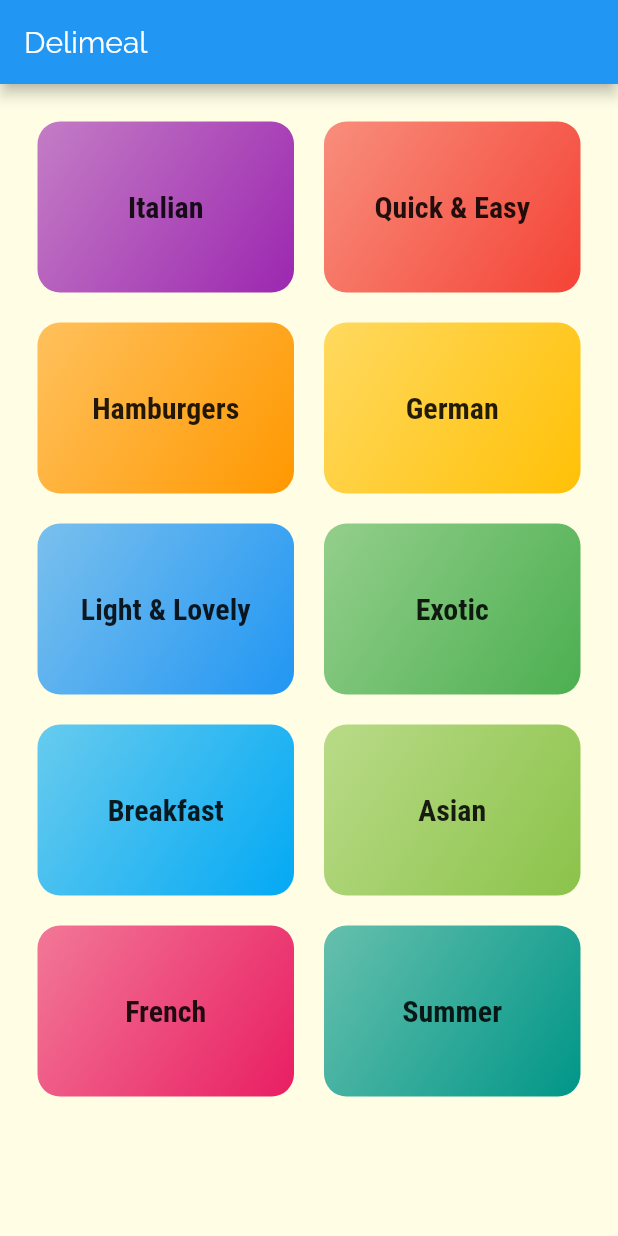
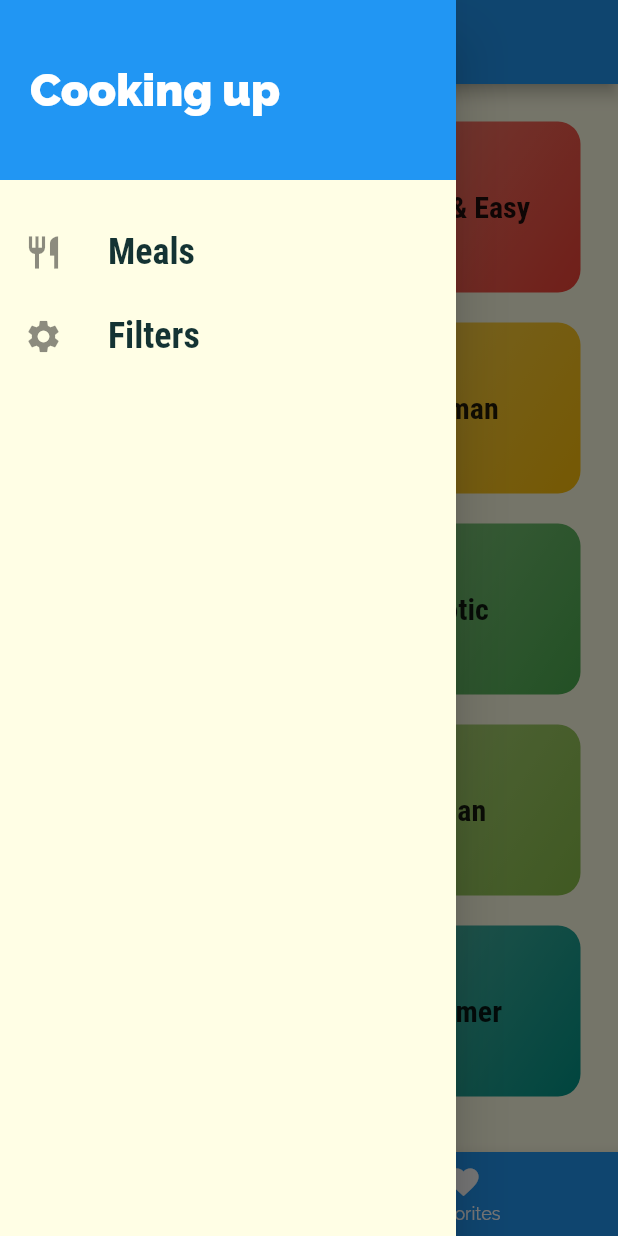
Before and after one commit to gabrielmoreira-dev/flutter-app-2, a Flutter app: the screen it shows after launch, with the side drawer open (before the commit the screen has no drawer), on a phone screen of 412 x 824 dp. Run offline on Flutter 3.47's test engine with Material 2 defaults, Android fonts, the phone set to English and light mode, and no system bars.

Commit message:
Added some features

```diff
--- a/lib/main.dart
+++ b/lib/main.dart
@@ -1,12 +1,63 @@
+import 'package:app2_meals/data/dummy-data.dart';
+import 'package:app2_meals/model/meal.dart';
+import 'package:app2_meals/view/screens/filters_screen.dart';
+import 'package:app2_meals/view/screens/tabs_screen.dart';
+import 'package:flutter/material.dart';
+
 import 'package:app2_meals/view/screens/categories_screen.dart';
 import 'package:app2_meals/view/screens/category_meals_screen.dart';
-import 'package:flutter/material.dart';
+import 'package:app2_meals/view/screens/meal_detail_screen.dart';
 
 void main() {
   runApp(Meals());
 }
 
-class Meals extends StatelessWidget {
+class Meals extends StatefulWidget {
+  @override
+  _MealsState createState() => _MealsState();
+}
+
+class _MealsState extends State<Meals> {
+  Map<String, bool> _filters = {
+    'glutenFree': false,
+    'vegetarian': false,
+    'vegan': false,
+    'lactoseFree': false,
+  };
+
+  List<Meal> _availableMeals = DUMMY_MEALS;
+  List<Meal> _favoriteMeals = [];
+
+  void _setFilters(Map<String, bool> filterData) {
+    setState(() {
+      _filters = filterData;
+      _availableMeals = DUMMY_MEALS.where((meal) {
+        if (_filters['glutenFree'] && !meal.isGlutenFree) return false;
+        if (_filters['vegetarian'] && !meal.isVegetarian) return false;
+        if (_filters['vegan'] && !meal.isVegan) return false;
+        if (_filters['lactoseFree'] && !meal.isLactoseFree) return false;
+        return true;
+      }).toList();
+    });
+  }
+
+  void _toggleFavorite(String mealId) {
+    final index = _favoriteMeals.indexWhere((meal) => mealId == meal.id);
+    if (index >= 0) {
+      setState(() {
+        _favoriteMeals.removeAt(index);
+      });
+    } else {
+      setState(() {
+        _favoriteMeals.add(DUMMY_MEALS.firstWhere((meal) => mealId == meal.id));
+      });
+    }
+  }
+
+  bool _isFavorite(String mealId){
+    return _favoriteMeals.any((meal) => mealId == meal.id);
+  }
+
   @override
   Widget build(BuildContext context) {
     return MaterialApp(
@@ -29,8 +80,18 @@ class Meals extends StatelessWidget {
       //home: CategoriesScreen(),
       title: "Dinameals",
       routes: {
-        '/': (_) => CategoriesScreen(),
-        CategoryMealsScreen.routeName: (_) => CategoryMealsScreen(),
+        '/': (_) {
+          return TabsScreen(_favoriteMeals);
+        },
+        CategoryMealsScreen.routeName: (_) {
+          return CategoryMealsScreen(this._availableMeals);
+        },
+        MealDetailScreen.routeName: (_) {
+          return MealDetailScreen(this._toggleFavorite, this._isFavorite);
+        },
+        FiltersScreen.routeName: (_) {
+          return FiltersScreen(this._filters, this._setFilters);
+        },
       },
     );
   }
--- a/lib/view/screens/categories_screen.dart
+++ b/lib/view/screens/categories_screen.dart
@@ -1,13 +1,12 @@
+import 'package:flutter/material.dart';
+
 import 'package:app2_meals/view/widgets/category_item.dart';
 import 'package:app2_meals/data/dummy-data.dart';
-import 'package:flutter/material.dart';
 
 class CategoriesScreen extends StatelessWidget {
   @override
   Widget build(BuildContext context) {
-    return Scaffold(
-      appBar: AppBar(title: const Text("Delimeal"),),
-      body: GridView(
+    return GridView(
       padding: const EdgeInsets.all(25),
       children: DUMMY_CATEGORIES.map((category) {
         return CategoryItem(category.id, category.title, category.color);
@@ -18,7 +17,6 @@ class CategoriesScreen extends StatelessWidget {
         crossAxisSpacing: 20,
         mainAxisSpacing: 20,
       ),
-      ),
     );
   }
 }
--- /dev/null
+++ b/lib/view/screens/tabs_screen.dart
@@ -0,0 +1,77 @@
+import 'package:app2_meals/model/meal.dart';
+import 'package:app2_meals/view/screens/categories_screen.dart';
+import 'package:app2_meals/view/screens/favorites_screen.dart';
+import 'package:app2_meals/view/widgets/main_drawer.dart';
+import 'package:flutter/material.dart';
+
+class TabsScreen extends StatefulWidget {
+  final List<Meal> favoriteMeals;
+
+  TabsScreen(this.favoriteMeals);
+
+  @override
+  _TabsScreenState createState() => _TabsScreenState();
+}
+
+class _TabsScreenState extends State<TabsScreen> {
+  List<Map<String, Object>> _pages;
+
+  int _selectedPageIndex = 0;
+
+  void _selectPage(int index) {
+    setState(() {
+      _selectedPageIndex = index;
+    });
+  }
+
+  @override
+  void initState() {
+    _pages = [
+      {
+        'page': CategoriesScreen(),
+        'title': 'Categories',
+      },
+      {
+        'page': FavoritesScreen(widget.favoriteMeals),
+        'title': 'Favorites',
+      },
+    ];
+    super.initState();
+  }
+
+  @override
+  Widget build(BuildContext context) {
+    return Scaffold(
+      appBar: AppBar(
+        title: Text(_pages[_selectedPageIndex]['title']),
+      ),
+      drawer: MainDrawer(),
+      body: _pages[_selectedPageIndex]['page'],
+      bottomNavigationBar: BottomNavigationBar(
+        onTap: _selectPage,
+        backgroundColor: Theme.of(context).primaryColor,
+        unselectedItemColor: Colors.white,
+        selectedItemColor: Colors.yellowAccent,
+        currentIndex: _selectedPageIndex,
+        items: [
+          BottomNavigationBarItem(
+            icon: Icon(
+              Icons.category,
+            ),
+            title: Text(
+              'Catogories',
+            ),
+          ),
+          BottomNavigationBarItem(
+            icon: Icon(
+              Icons.favorite,
+            ),
+            title: Text(
+              'Favorites',
+            ),
+          ),
+        ],
+      ),
+    );
+  }
+}
--- a/lib/view/widgets/category_item.dart
+++ b/lib/view/widgets/category_item.dart
@@ -1,5 +1,6 @@
+import 'package:flutter/material.dart';
+
 import 'package:app2_meals/view/screens/category_meals_screen.dart';
-import 'package:flutter/material.dart';
 
 class CategoryItem extends StatelessWidget {
   final String id;
@@ -10,7 +11,7 @@ class CategoryItem extends StatelessWidget {
 
   void selectCategory(BuildContext context) {
     Navigator.of(context).pushNamed(
-      '/category-meals',
+      CategoryMealsScreen.routeName,
       arguments: {
         'id': id,
         'title': title,
--- /dev/null
+++ b/lib/view/widgets/main_drawer.dart
@@ -0,0 +1,63 @@
+import 'package:app2_meals/view/screens/filters_screen.dart';
+import 'package:flutter/material.dart';
+
+class MainDrawer extends StatelessWidget {
+  Widget _buildListTile(String title, Icon icon, Function handleOnTap) {
+    return ListTile(
+      leading: icon,
+      title: Text(
+        title,
+        style: TextStyle(
+          fontFamily: 'RobotoCondensed',
+          fontSize: 24,
+          fontWeight: FontWeight.bold,
+        ),
+      ),
+      onTap: handleOnTap,
+    );
+  }
+
+  @override
+  Widget build(BuildContext context) {
+    return Drawer(
+      child: Column(
+        children: <Widget>[
+          Container(
+            height: 120,
+            width: double.infinity,
+            padding: EdgeInsets.all(20),
+            alignment: Alignment.centerLeft,
+            color: Theme.of(context).primaryColor,
+            child: Text(
+              'Cooking up',
+              style: TextStyle(
+                fontWeight: FontWeight.w900,
+                fontSize: 30,
+                color: Colors.white,
+              ),
+            ),
+          ),
+          SizedBox(
+            height: 20,
+          ),
+          _buildListTile(
+            'Meals',
+            Icon(
+              Icons.restaurant,
+              size: 26,
+            ),
+            () => Navigator.of(context).pushNamed('/'),
+          ),
+          _buildListTile(
+            'Filters',
+            Icon(
+              Icons.settings,
+              size: 26,
+            ),
+            () => Navigator.of(context).pushNamed(FiltersScreen.routeName),
+          ),
+        ],
+      ),
+    );
+  }
+}
```
Also changed, not shown: lib/view/screens/category_meals_screen.dart (+43 -10 lines), lib/view/screens/favorites_screen.dart (added, +31 -0 lines), lib/view/screens/filters_screen.dart (added, +122 -0 lines), lib/view/screens/meal_detail_screen.dart (added, +127 -0 lines), lib/view/widgets/meal_item.dart (+93 -3 lines), 2 other files. Lines whose indentation alone changed are shown as unchanged.
